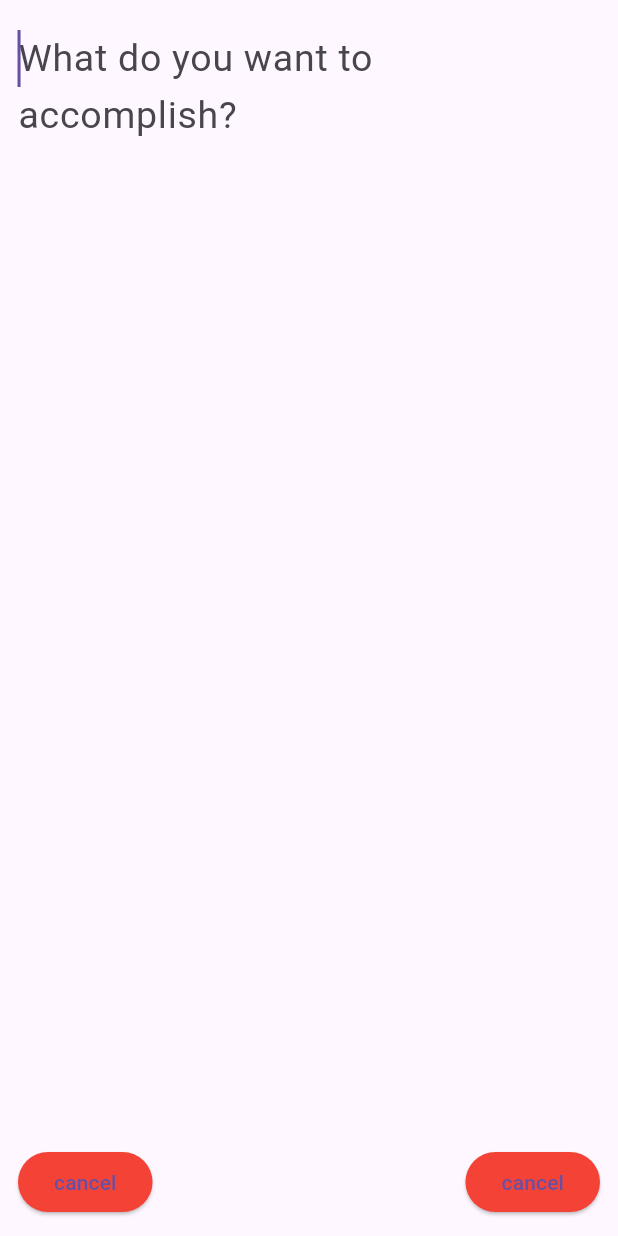
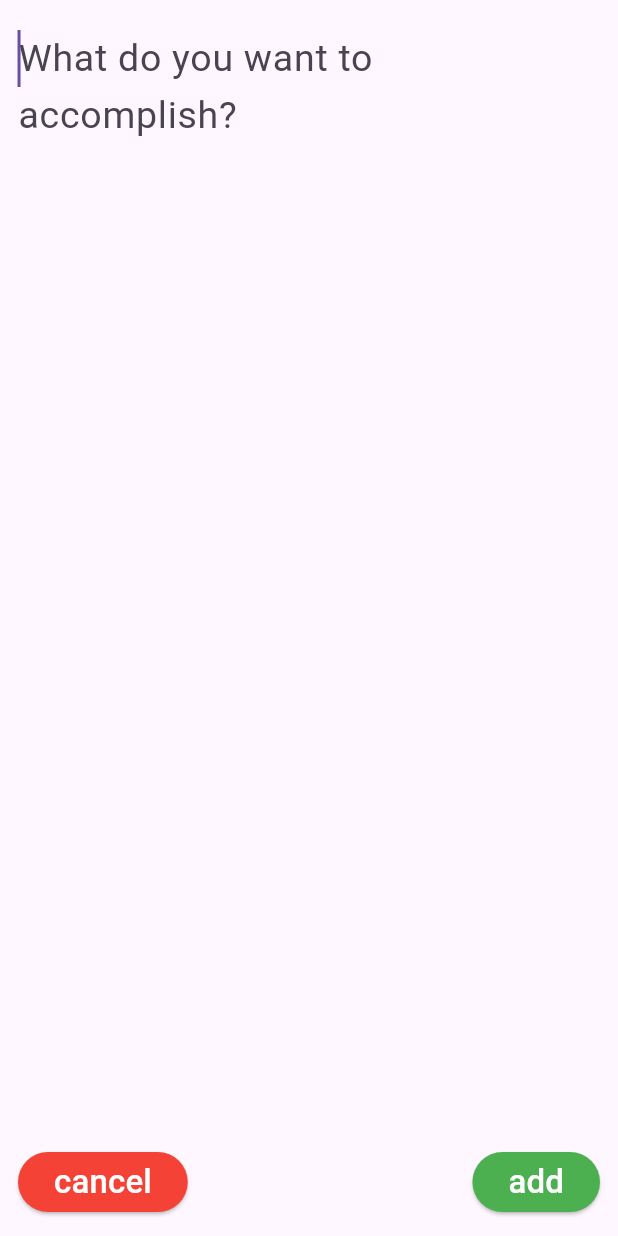
Before and after one commit to mehdishamekhi/to_do_getx, a Flutter app: the TodoScreen screen opened directly, on a phone screen of 412 x 824 dp. Run offline on Flutter 3.47's test engine with Material 3 defaults, Android fonts, the phone set to English and light mode, and no system bars; our stand-ins replace get.

Commit message:
build todo screen

```diff
--- a/lib/screens/todoscreen.dart
+++ b/lib/screens/todoscreen.dart
@@ -8,6 +8,7 @@ class TodoScreen extends StatelessWidget {
     return Scaffold(
       body: Padding(
         padding: const EdgeInsets.all(12.0),
+        child: SafeArea(
           child: SizedBox(
             child: Column(
               children: [
@@ -30,16 +31,28 @@ class TodoScreen extends StatelessWidget {
                   children: [
                     ElevatedButton(
                       onPressed: () {},
-                    child: Text('cancel'),
                       style: ElevatedButton.styleFrom(
                         backgroundColor: Colors.red,
+                      ),
+                      child: const Text(
+                        'cancel',
+                        style: TextStyle(
+                          color: Colors.white,
+                          fontSize: 22,
+                        ),
                       ),
                     ),
                     ElevatedButton(
                       onPressed: () {},
-                    child: Text('cancel'),
                       style: ElevatedButton.styleFrom(
-                      backgroundColor: Colors.red,
+                        backgroundColor: Colors.green,
+                      ),
+                      child: const Text(
+                        'add',
+                        style: TextStyle(
+                          color: Colors.white,
+                          fontSize: 22,
+                        ),
                       ),
                     ),
                   ],
@@ -48,6 +61,7 @@ class TodoScreen extends StatelessWidget {
             ),
           ),
         ),
+      ),
     );
   }
 }
```
Also changed, not shown: lib/main.dart (+7 -3 lines), lib/screens/homescreen.dart (added, +47 -0 lines). Lines whose indentation alone changed are shown as unchanged.
